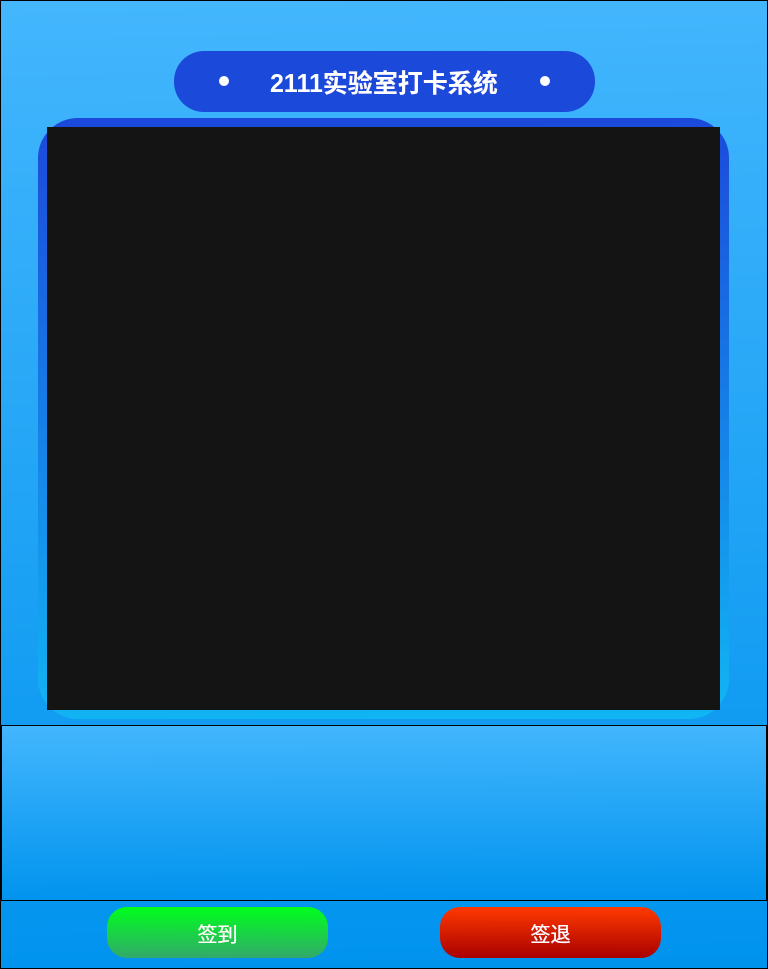
Old version of the form UI/face.ui in the repository boyswu/sign_in_system.
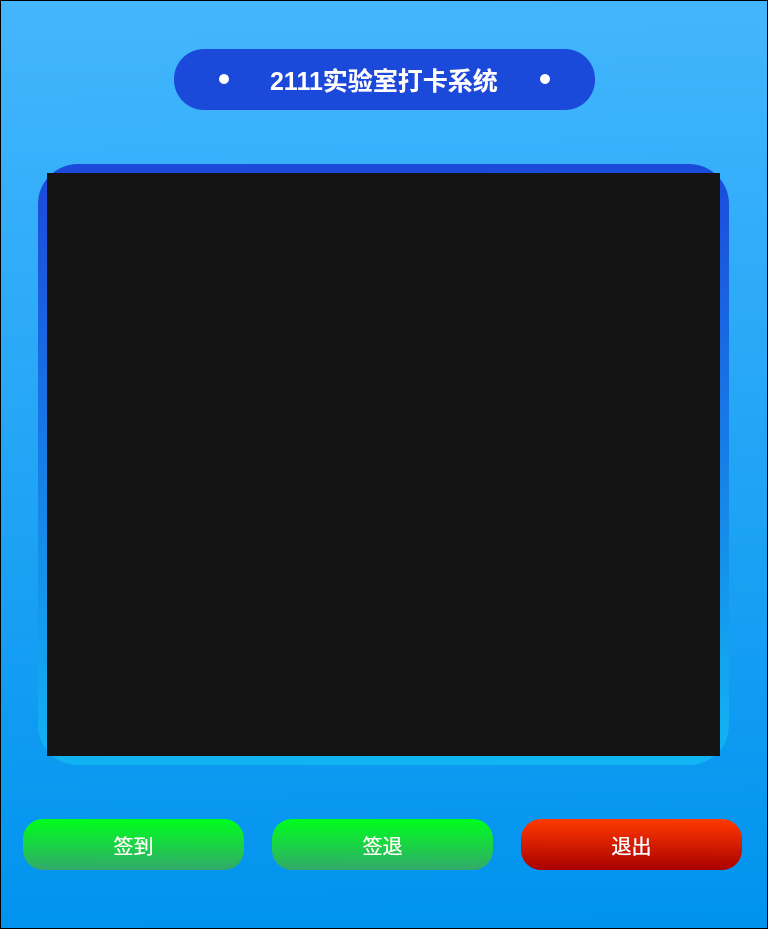
New version of the form.

Commit message: 1.完善接口 2.完善pyqt5界面

The edit to the form file:
```diff
--- a/UI/face.ui
+++ b/UI/face.ui
@@ -7,7 +7,7 @@
     <x>0</x>
     <y>0</y>
     <width>768</width>
-    <height>969</height>
+    <height>929</height>
    </rect>
   </property>
   <property name="minimumSize">
@@ -77,22 +77,6 @@
       <property name="bottomMargin">
        <number>10</number>
       </property>
-      <item>
-       <spacer name="verticalSpacer_2">
-        <property name="orientation">
-         <enum>Qt::Vertical</enum>
-        </property>
-        <property name="sizeType">
-         <enum>QSizePolicy::Fixed</enum>
-        </property>
-        <property name="sizeHint" stdset="0">
-         <size>
-          <width>20</width>
-          <height>50</height>
-         </size>
-        </property>
-       </spacer>
-      </item>
       <item>
        <layout class="QHBoxLayout" name="horizontalLayout_4">
         <item>
@@ -317,25 +301,6 @@
         </item>
        </layout>
       </item>
-      <item>
-       <layout class="QVBoxLayout" name="verticalLayout_3">
-        <item>
-         <widget class="QTextEdit" name="textEdit">
-          <property name="styleSheet">
-           <string notr="true">color: white;
-font-size: 20px</string>
-          </property>
-          <property name="html">
-           <string>&lt;!DOCTYPE HTML PUBLIC &quot;-//W3C//DTD HTML 4.0//EN&quot; &quot;http://www.w3.org/TR/REC-html40/strict.dtd&quot;&gt;
-&lt;html&gt;&lt;head&gt;&lt;meta name=&quot;qrichtext&quot; content=&quot;1&quot; /&gt;&lt;style type=&quot;text/css&quot;&gt;
-p, li { white-space: pre-wrap; }
-&lt;/style&gt;&lt;/head&gt;&lt;body style=&quot; font-family:'SimSun'; font-size:20px; font-weight:400; font-style:normal;&quot;&gt;
-&lt;p style=&quot;-qt-paragraph-type:empty; margin-top:0px; margin-bottom:0px; margin-left:0px; margin-right:0px; -qt-block-indent:0; text-indent:0px; font-family:'.AppleSystemUIFont';&quot;&gt;&lt;br /&gt;&lt;/p&gt;&lt;/body&gt;&lt;/html&gt;</string>
-          </property>
-         </widget>
-        </item>
-       </layout>
-      </item>
       <item>
        <layout class="QHBoxLayout" name="horizontalLayout_5">
         <item>
@@ -379,17 +344,43 @@
            </size>
           </property>
           <property name="styleSheet">
-           <string notr="true">background-color: qlineargradient(spread:pad, x1:0.492611, y1:0, x2:0.482759, y2:1, stop:0 rgba(255, 58, 0, 255), stop:1 rgba(169, 0, 0, 255));
+           <string notr="true">background-color: qlineargradient(spread:pad, x1:0.492611, y1:0, x2:0.482759, y2:1, stop:0 rgba(0, 255, 28, 255), stop:1 rgba(50, 169, 107, 255));
 
 border-radius: 20px;
 color: #FFFFFF;
-font-size: 20px</string>
+font-size: 20px;</string>
           </property>
           <property name="text">
            <string>签退</string>
           </property>
          </widget>
         </item>
+        <item>
+         <widget class="QPushButton" name="log_out">
+          <property name="minimumSize">
+           <size>
+            <width>221</width>
+            <height>51</height>
+           </size>
+          </property>
+          <property name="maximumSize">
+           <size>
+            <width>221</width>
+            <height>51</height>
+           </size>
+          </property>
+          <property name="styleSheet">
+           <string notr="true">background-color: qlineargradient(spread:pad, x1:0.492611, y1:0, x2:0.482759, y2:1, stop:0 rgba(255, 58, 0, 255), stop:1 rgba(169, 0, 0, 255));
+
+border-radius: 20px;
+color: #FFFFFF;
+font-size: 20px</string>
+          </property>
+          <property name="text">
+           <string>退出</string>
+          </property>
+         </widget>
+        </item>
        </layout>
       </item>
      </layout>
```
The commit also changes 3 other files.
